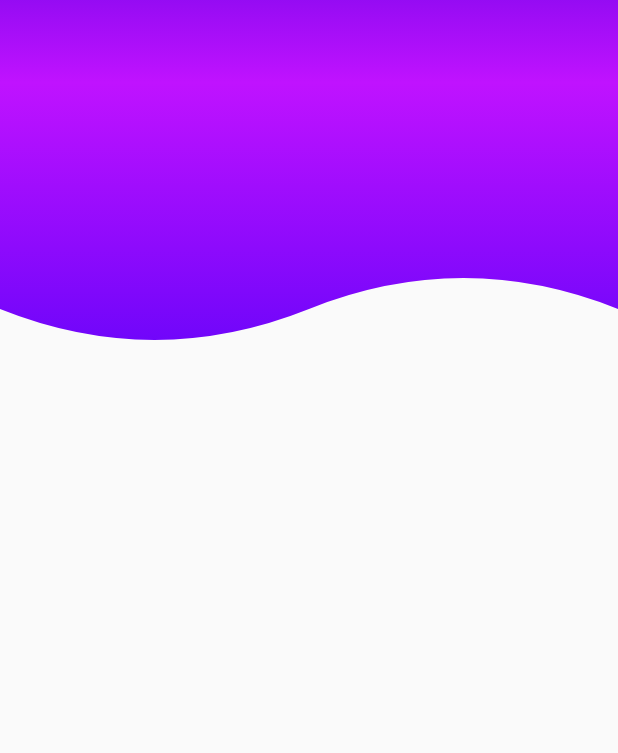
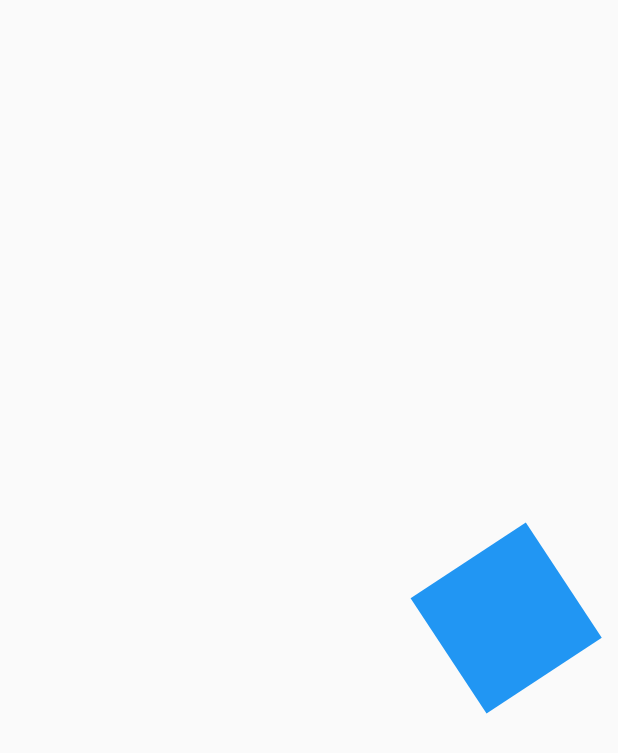
Before and after one commit to HectorPalacio/HeaderExamples, a Flutter app: the HeadersPage screen opened directly, on a phone screen of 412 x 824 dp. Shown: the top 753 px of the screen. Run offline on Flutter 3.47's test engine with Material 2 defaults, Android fonts, the phone set to English and light mode, and no system bars.

Commit message:
Ejemplos de animaciones

```diff
--- a/lib/main.dart
+++ b/lib/main.dart
@@ -1,4 +1,4 @@
-import 'package:disenos_intermedio/src/pages/headers_page.dart';
+import 'package:disenos_intermedio/src/retos/cuadrado_animado_page.dart';
 import 'package:flutter/material.dart';
 
 void main() => runApp(MyApp());
@@ -9,7 +9,7 @@ class MyApp extends StatelessWidget {
     return MaterialApp(
       debugShowCheckedModeBanner: false,
       title: 'Diseños app',
-      home: HeadersPage(),
+      home: CuadradoAnimadoPage(),
     );
   }
 }
--- /dev/null
+++ b/lib/src/pages/animaciones_page.dart
@@ -0,0 +1,104 @@
+import 'package:flutter/material.dart';
+import 'dart:math' as Math;
+
+class AnimacionesPage extends StatelessWidget {
+  @override
+  Widget build(BuildContext context) {
+    return Scaffold(
+      body: Center(
+        child: CuadradoAnimado(),
+      ),
+    );
+  }
+}
+
+class _Rectangulo extends StatelessWidget {
+  @override
+  Widget build(BuildContext context) {
+    return Container(
+      width: 70,
+      height: 70,
+      decoration: BoxDecoration(
+        color: Colors.blue,
+      ),
+    );
+  }
+}
+
+class CuadradoAnimado extends StatefulWidget {
+  @override
+  _CuadradoAnimadoState createState() => _CuadradoAnimadoState();
+}
+
+class _CuadradoAnimadoState extends State<CuadradoAnimado>
+    with SingleTickerProviderStateMixin {
+  AnimationController controller;
+  Animation<double> rotacion;
+  Animation<double> opacidad;
+  Animation<double> opacidadOut;
+  Animation<double> moverDerecha;
+  Animation<double> agrandar;
+
+  @override
+  void initState() {
+    controller = new AnimationController(
+      vsync: this,
+      duration: Duration(milliseconds: 4000),
+    );
+
+    rotacion = Tween(begin: 0.0, end: 2.0 * Math.pi)
+        .animate(CurvedAnimation(parent: controller, curve: Curves.easeOut));
+
+    opacidad = Tween(begin: 0.1, end: 1.0).animate(CurvedAnimation(
+        parent: controller, curve: Interval(0, 0.25, curve: Curves.easeOut)));
+
+    opacidadOut = Tween(begin: 0.0, end: 1.0).animate(CurvedAnimation(
+        parent: controller, curve: Interval(0.75, 1.0, curve: Curves.easeOut)));
+
+    moverDerecha = Tween(begin: 0.0, end: 200.0)
+        .animate(CurvedAnimation(parent: controller, curve: Curves.easeOut));
+
+    agrandar = Tween(begin: 0.0, end: 2.0)
+        .animate(CurvedAnimation(parent: controller, curve: Curves.easeOut));
+
+    controller.addListener(() {
+      // print('Status: ${controller.status}');
+      if (controller.status == AnimationStatus.completed) {
+        // controller.reverse();
+        // controller.reset();
+        controller.repeat();
+      }
+    });
+    super.initState();
+  }
+
+  @override
+  void dispose() {
+    controller.dispose();
+    super.dispose();
+  }
+
+  @override
+  Widget build(BuildContext context) {
+    controller.forward();
+    return AnimatedBuilder(
+      animation: controller,
+      child: _Rectangulo(),
+      builder: (BuildContext context, Widget childRectangulo) {
+        return Transform.translate(
+          offset: Offset(moverDerecha.value, 0),
+          child: Transform.rotate(
+            angle: rotacion.value,
+            child: Opacity(
+              opacity: opacidad.value - opacidadOut.value,
+              child: Transform.scale(
+                scale: agrandar.value,
+                child: childRectangulo,
+              ),
+            ),
+          ),
+        );
+      },
+    );
+  }
+}
--- a/lib/src/pages/headers_page.dart
+++ b/lib/src/pages/headers_page.dart
@@ -1,11 +1,11 @@
-import 'package:disenos_intermedio/src/widgets/headers.dart';
+import 'package:disenos_intermedio/src/pages/animaciones_page.dart';
 import 'package:flutter/material.dart';
 
 class HeadersPage extends StatelessWidget {
   @override
   Widget build(BuildContext context) {
     return Scaffold(
-      body: HeaderWaveGradient(),
+      body: AnimacionesPage(),
     );
   }
 }
```
Also changed, not shown: lib/src/retos/cuadrado_animado_page.dart (added, +88 -0 lines).
